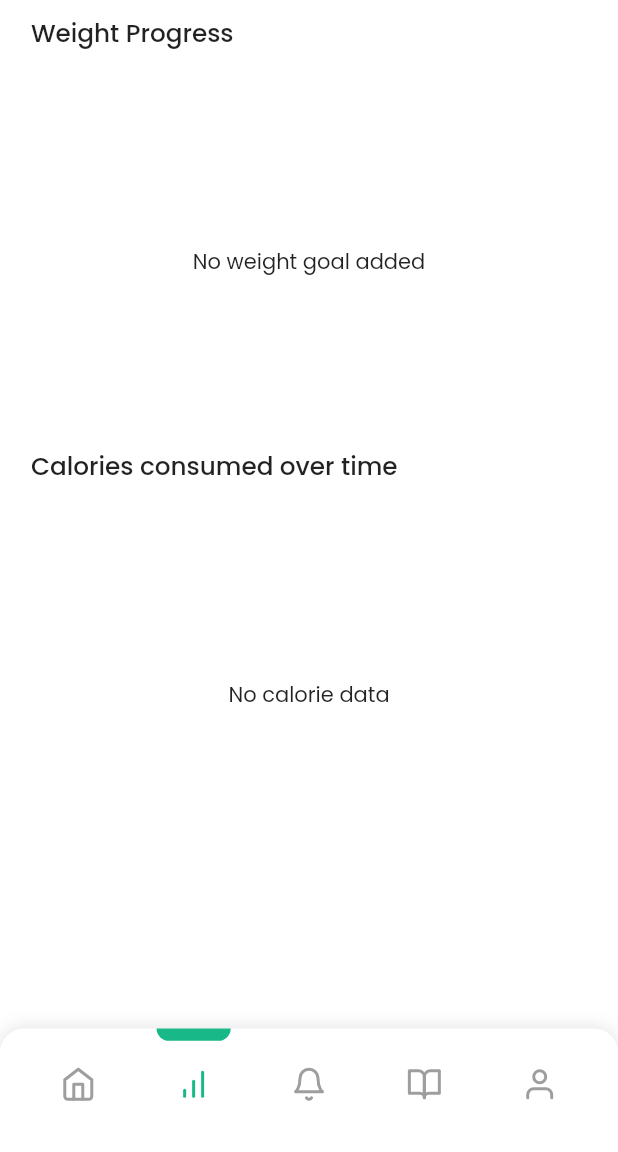
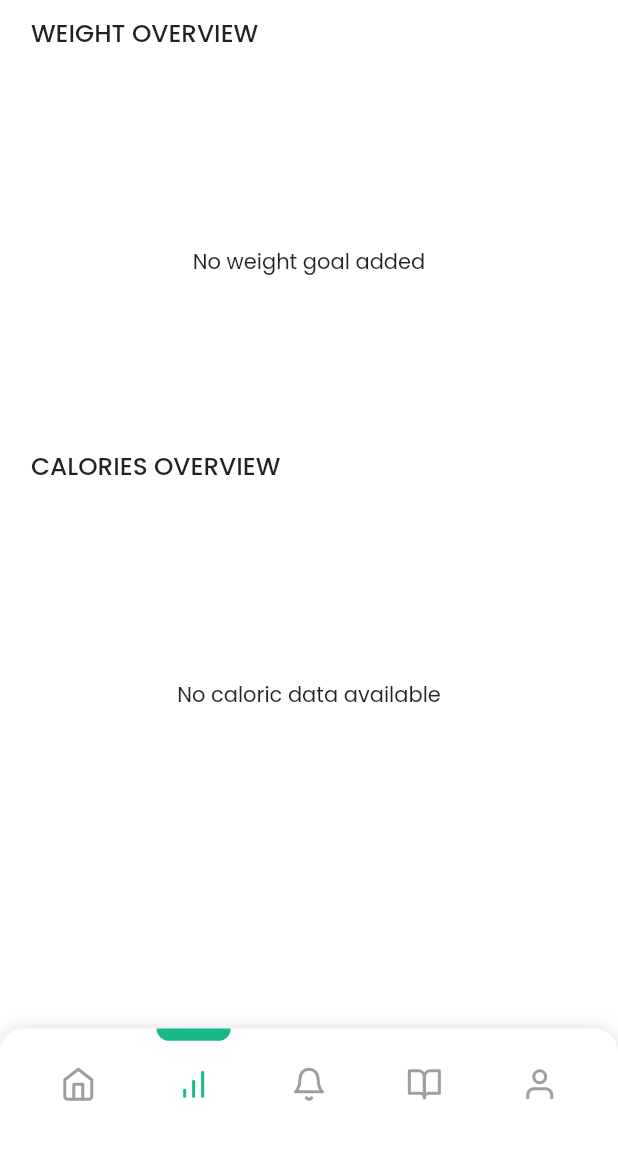
Before and after one commit to Jan-art/NudgeBuddy_CalTracker, a Flutter app: the screen it shows once a user with an empty profile is signed in, item 2 of the bottom bar chosen, on a phone screen of 412 x 824 dp, the part 84-1236 px from its top. Run offline on Flutter 3.47's test engine with Material 2 defaults, Android fonts, the phone set to English and light mode, and no system bars; our stand-ins replace cloud_firestore, firebase_auth, firebase_core, flutter_fadein, flutter_feather_icons, flutter_local_notifications and 9 more; missing offline and left inert: animated_snack_bar; accounts and stored records are empty.

Commit message:
Further Title changes

```diff
--- a/NudgeBuddy/lib/views/pages/auth flow/forgot password/forgot_password.dart
+++ b/NudgeBuddy/lib/views/pages/auth flow/forgot password/forgot_password.dart
@@ -37,7 +37,7 @@ class ForgotPasswordPage extends StatelessWidget {
                 suffixIcon: Icons.email),
             SizedBox(height: SizeConfig.heightMultiplier * 1),
             Text(
-              'Upon providing your email address, you will receive a link to reset your password in your inbox.',
+              'Upon providing your email address, you will receive a link to reset your password in your digital mailbox.',
               style: TextStyle(
                   fontSize: SizeConfig.textMultiplier * 1.4,
                   color: Colors.grey.shade600,
--- a/NudgeBuddy/lib/views/pages/bottom nav bar/diet advice/diet_advice.dart
+++ b/NudgeBuddy/lib/views/pages/bottom nav bar/diet advice/diet_advice.dart
@@ -20,7 +20,7 @@ class DietAdvicePage extends StatelessWidget {
         backgroundColor: Colors.white,
         elevation: 0,
         foregroundColor: Colors.black,
-        title: const Text('Diet Advice'),
+        title: const Text('NUTRITION FACTS'),
       ),
       body: ListView.builder(
           itemCount: dietAvices.length,
--- a/NudgeBuddy/lib/views/pages/bottom nav bar/home/home.dart
+++ b/NudgeBuddy/lib/views/pages/bottom nav bar/home/home.dart
@@ -49,7 +49,7 @@ class HomePage extends StatelessWidget {
               child: Row(
                 children: [
                   Text(
-                    'Daily Meals',
+                    'DAILY MEALS',
                     style: TextStyle(
                         fontWeight: FontWeight.w500,
                         fontSize: SizeConfig.textMultiplier * 1.9),
--- a/NudgeBuddy/lib/views/pages/bottom nav bar/notifications/notifications.dart
+++ b/NudgeBuddy/lib/views/pages/bottom nav bar/notifications/notifications.dart
@@ -37,14 +37,14 @@ class _NotificationsPageState extends State<NotificationsPage> {
         actions: [
           TextButton(
               onPressed: () => Get.dialog(AddNotificationDialog()),
-              child: const Text('Set'))
+              child: const Text('SET'))
         ],
       ),
       body: Obx(
         () => cont.getNotifies == null
             ? LoadingWidget(height: SizeConfig.heightMultiplier * 80)
             : cont.getNotifies!.isEmpty
-                ? const Center(child: Text('No Notifications'))
+                ? const Center(child: Text('No notifications set'))
                 : ListView.builder(
                     itemCount: cont.getNotifies!.length,
                     physics: const BouncingScrollPhysics(),
--- a/NudgeBuddy/lib/views/pages/bottom nav bar/stats/stats.dart
+++ b/NudgeBuddy/lib/views/pages/bottom nav bar/stats/stats.dart
@@ -52,7 +52,7 @@ class _StatsPageState extends State<StatsPage> {
                 //WEIGHT GRAPH
                 SizedBox(height: SizeConfig.heightMultiplier * 1),
                 Text(
-                  'Weight Progress',
+                  'WEIGHT OVERVIEW',
                   style: TextStyle(
                       fontWeight: FontWeight.w500,
                       fontSize: SizeConfig.textMultiplier * 2),
@@ -91,7 +91,7 @@ class _StatsPageState extends State<StatsPage> {
                 //CALORIE GRAPH
 
                 Text(
-                  'Calories consumed over time',
+                  'CALORIES OVERVIEW',
                   style: TextStyle(
                       fontWeight: FontWeight.w500,
                       fontSize: SizeConfig.textMultiplier * 2),
@@ -110,7 +110,7 @@ class _StatsPageState extends State<StatsPage> {
                         ? SizedBox(
                             height: SizeConfig.heightMultiplier * 30,
                             child: const Center(
-                              child: Text('No calorie data'),
+                              child: Text('No caloric data available'),
                             ),
                           )
                         : Graph(
--- a/NudgeBuddy/lib/views/widgets/num_slider.dart
+++ b/NudgeBuddy/lib/views/widgets/num_slider.dart
@@ -53,7 +53,7 @@ class NumSlider extends StatelessWidget {
                             ? 'Select Age'
                             : isWeight
                                 ? isGoalWeight
-                                    ? 'Select Weight Goal'
+                                    ? 'Select Weight' //IF GOAL WEIGHT IS SELECTED
                                     : "Select Weight"
                                 : "Select Height",
                         style: TextStyle(
```
Also changed, not shown: NudgeBuddy/lib/models/diet_advice.dart (+1 -1 lines), NudgeBuddy/lib/views/pages/bottom nav bar/profile/profile.dart (+12 -3 lines).
